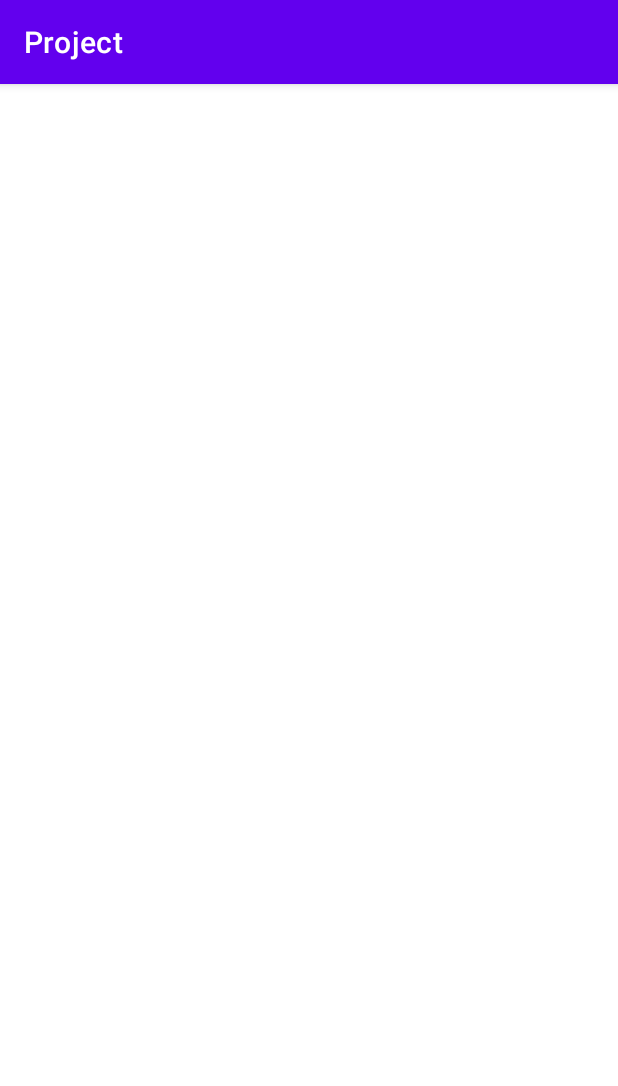
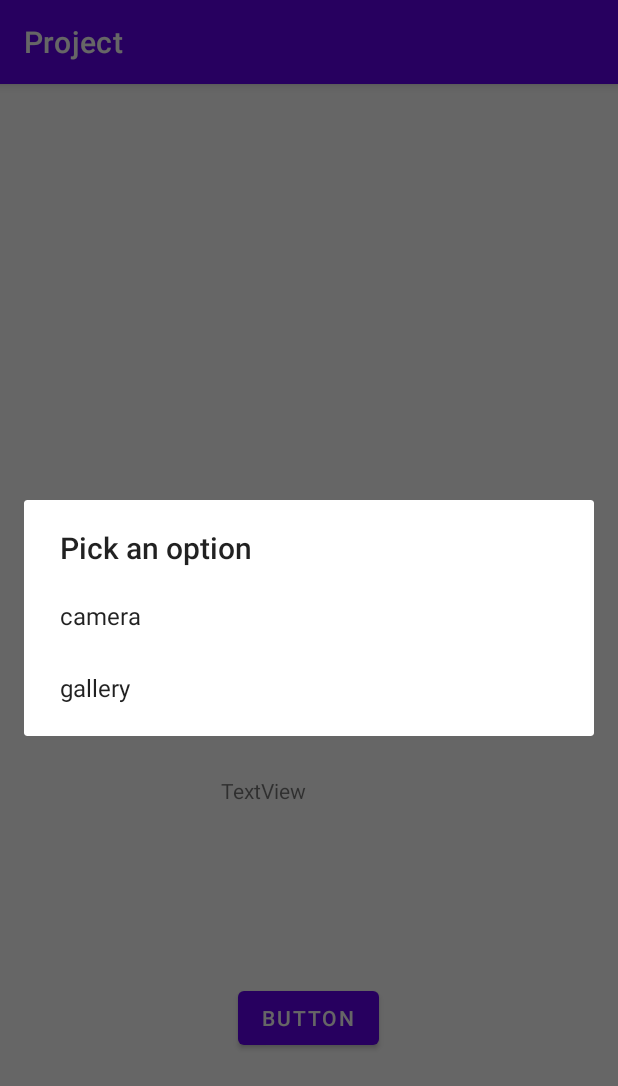
Before and after one commit to RaulMonteroGon/Project-3740, an Android app: the screen it shows after launch (SettingsActivity before the commit, MLKitActivity after it), after a tap on "BUTTON", on a phone screen of 412 x 824 dp. Shown: the top 1086 px of the screen. Run offline under Robolectric (Android 15) with nearby library versions, the phone set to English and light mode, and no system bars; libraries missing offline, so code that uses them is left out: com.google.mlkit.vision; 1 statement that could not run was skipped.

Commit message:
Img with text working

```diff
--- a/app/build.gradle
+++ b/app/build.gradle
@@ -45,4 +45,10 @@ dependencies {
     implementation 'com.google.mlkit:object-detection:16.2.7'
     implementation 'com.google.android.gms:play-services-vision:20.1.1'
 
+
+    implementation 'com.google.mlkit:image-labeling:17.0.5'
+    implementation 'com.google.android.gms:play-services-mlkit-image-labeling:16.0.5'
+    implementation "androidx.activity:activity:1.2.0"
+    implementation "androidx.fragment:fragment:1.3.0"
+
 }
--- /dev/null
+++ b/app/src/main/java/com/example/project/MLKitActivity.kt
@@ -0,0 +1,168 @@
+package com.example.project
+
+import android.content.DialogInterface
+import android.content.Intent
+import android.content.pm.LauncherActivityInfo
+import android.content.pm.PackageManager
+import android.graphics.Bitmap
+import androidx.appcompat.app.AppCompatActivity
+import android.os.Bundle
+import android.provider.MediaStore
+import android.util.Log
+import android.widget.Button
+import android.widget.ImageView
+import android.widget.TextView
+import android.widget.Toast
+import androidx.activity.result.ActivityResult
+import androidx.activity.result.ActivityResultCallback
+import androidx.activity.result.ActivityResultLauncher
+import androidx.activity.result.contract.ActivityResultContract
+import androidx.activity.result.contract.ActivityResultContracts
+import androidx.appcompat.app.AlertDialog
+import androidx.core.app.ActivityCompat
+import androidx.core.content.ContextCompat
+import com.google.mlkit.vision.common.InputImage
+import com.google.mlkit.vision.label.ImageLabeler
+import com.google.mlkit.vision.label.ImageLabeling
+import com.google.mlkit.vision.label.defaults.ImageLabelerOptions
+import java.lang.Exception
+
+class MLKitActivity : AppCompatActivity() {
+
+    lateinit var ivPicture :ImageView
+    lateinit var tvResult : TextView
+    lateinit var btnChoosePicture : Button
+
+    private val CAMERA_PERMISSION_CODE = 123
+    private val READ_STORAGE_PERMISSION_CODE = 113
+    private val WRITE_STORAGE_PERMISSION_CODE = 113
+
+    private val TAG  = "MyTag"
+
+    private lateinit var cameraLauncher: ActivityResultLauncher<Intent>
+    private lateinit var galleryLauncher:ActivityResultLauncher<Intent>
+
+    lateinit var inputImage: InputImage
+
+
+    lateinit var imagelabeler: ImageLabeler
+
+    override fun onCreate(savedInstanceState: Bundle?) {
+        super.onCreate(savedInstanceState)
+        setContentView(R.layout.activity_mlkit)
+
+        ivPicture = findViewById(R.id.final_img)
+        tvResult = findViewById(R.id.tvResult)
+        btnChoosePicture = findViewById(R.id.btn_select)
+
+        imagelabeler = ImageLabeling.getClient(ImageLabelerOptions.DEFAULT_OPTIONS)
+
+        cameraLauncher = registerForActivityResult(
+            ActivityResultContracts.StartActivityForResult(),
+            object : ActivityResultCallback<ActivityResult> {
+                override fun onActivityResult(result: ActivityResult?) {
+                    val data = result?.data
+                    try {
+                        val photo=data?.extras?.get("data") as Bitmap
+                        ivPicture.setImageBitmap(photo)
+                        inputImage = InputImage.fromBitmap(photo,0)
+                        processImage()
+                    }catch (e:Exception){
+
+                    }
+                }
+            }
+        )
+        galleryLauncher = registerForActivityResult(
+            ActivityResultContracts.StartActivityForResult(),
+            object : ActivityResultCallback<ActivityResult> {
+                override fun onActivityResult(result: ActivityResult?) {
+                    val data = result?.data
+                    try {
+                        inputImage = InputImage.fromFilePath(this@MLKitActivity,data?.data)
+                        ivPicture.setImageURI(data?.data)
+                        processImage()
+                    }catch (e:Exception){
+
+                    }
+                }
+            }
+        )
+
+        btnChoosePicture.setOnClickListener{
+            val options = arrayOf("camera","gallery")
+            val builder = AlertDialog.Builder(this@MLKitActivity)
+            builder.setTitle("Pick an option")
+            builder.setItems(options,DialogInterface.OnClickListener{
+                dialog, which->
+                    if(which == 0) {
+                        val cameraIntent = Intent(MediaStore.ACTION_IMAGE_CAPTURE)
+                        cameraLauncher.launch(cameraIntent)
+                    }else{
+                        val storageIntent = Intent()
+                        storageIntent.setType("image/*")
+                        storageIntent.setAction(Intent.ACTION_GET_CONTENT)
+                        galleryLauncher.launch(storageIntent)
+                    }
+            })
+            builder.show()
+        }
+    }
+
+    private fun processImage() {
+        imagelabeler.process(inputImage)
+            .addOnSuccessListener {
+                var result =""
+
+                for(label in it) {
+                    result = result + "\n"+ label.text
+                }
+                tvResult.text = result
+            }.addOnFailureListener {
+                Log.d(TAG,"processImage: ${it.message}")
+            }
+    }/*
+    override fun onResume() {
+        super.onResume()
+        checkPermission(android.Manifest.permission.CAMERA, CAMERA_PERMISSION_CODE)
+    }
+    private fun checkPermission(permission: String, requestcode: Int){
+        if(ContextCompat.checkSelfPermission(
+                this@MLKitActivity,
+                permission
+            )==PackageManager.PERMISSION_DENIED
+        ){
+            ActivityCompat.requestPermissions(this@MLKitActivity, arrayOf(permission),requestcode)
+        }
+    }
+
+    override fun onRequestPermissionsResult(
+        requestCode: Int,
+        permissions: Array<out String>,
+        grantResults: IntArray
+    ) {
+        super.onRequestPermissionsResult(requestCode, permissions, grantResults)
+        if (requestCode == CAMERA_PERMISSION_CODE){
+            if(grantResults.isNotEmpty() && grantResults[0] == PackageManager.PERMISSION_GRANTED){
+                checkPermission(
+                    android.Manifest.permission.READ_EXTERNAL_STORAGE,
+                    READ_STORAGE_PERMISSION_CODE
+                )}else{
+                    Toast.makeText(this@MLKitActivity,"Camera Permission Denied", Toast.LENGTH_SHORT).show()
+                }
+            }else if(requestCode == READ_STORAGE_PERMISSION_CODE){
+                if((grantResults.isNotEmpty()&&grantResults[0] == PackageManager.PERMISSION_GRANTED)) {
+                    checkPermission(
+                        android.Manifest.permission.WRITE_EXTERNAL_STORAGE,
+                        WRITE_STORAGE_PERMISSION_CODE
+                    )
+                }else {
+                    Toast.makeText(this@MLKitActivity,"Storage Permission Denied", Toast.LENGTH_SHORT).show()
+                }
+            }else if(requestCode == WRITE_STORAGE_PERMISSION_CODE) {
+            if(!(grantResults.isNotEmpty()&&grantResults[0] == PackageManager.PERMISSION_GRANTED)) {
+                Toast.makeText(this@MLKitActivity,"Storage Permission Denied", Toast.LENGTH_SHORT).show()
+            }
+        }
+        }*/
+    }
--- /dev/null
+++ b/app/src/main/res/layout/activity_mlkit.xml
@@ -0,0 +1,50 @@
+<?xml version="1.0" encoding="utf-8"?>
+<androidx.constraintlayout.widget.ConstraintLayout xmlns:android="http://schemas.android.com/apk/res/android"
+    xmlns:app="http://schemas.android.com/apk/res-auto"
+    xmlns:tools="http://schemas.android.com/tools"
+    android:layout_width="match_parent"
+    android:layout_height="match_parent"
+    tools:context=".MLKitActivity">
+
+    <Button
+        android:id="@+id/btn_select"
+        android:layout_width="wrap_content"
+        android:layout_height="wrap_content"
+        android:layout_marginStart="158dp"
+        android:layout_marginTop="580dp"
+        android:layout_marginEnd="159dp"
+        android:layout_marginBottom="103dp"
+        android:text="Button"
+        app:layout_constraintBottom_toBottomOf="parent"
+        app:layout_constraintEnd_toEndOf="parent"
+        app:layout_constraintStart_toStartOf="parent"
+        app:layout_constraintTop_toTopOf="parent" />
+
+    <ImageView
+        android:id="@+id/final_img"
+        android:layout_width="176dp"
+        android:layout_height="165dp"
+        android:layout_marginStart="117dp"
+        android:layout_marginTop="101dp"
+        android:layout_marginEnd="118dp"
+        android:layout_marginBottom="465dp"
+        app:layout_constraintBottom_toBottomOf="parent"
+        app:layout_constraintEnd_toEndOf="parent"
+        app:layout_constraintStart_toStartOf="parent"
+        app:layout_constraintTop_toTopOf="parent"
+        tools:srcCompat="@tools:sample/avatars" />
+
+    <TextView
+        android:id="@+id/tvResult"
+        android:layout_width="109dp"
+        android:layout_height="69dp"
+        android:layout_marginStart="147dp"
+        android:layout_marginTop="443dp"
+        android:layout_marginEnd="155dp"
+        android:layout_marginBottom="219dp"
+        android:text="TextView"
+        app:layout_constraintBottom_toBottomOf="parent"
+        app:layout_constraintEnd_toEndOf="parent"
+        app:layout_constraintStart_toStartOf="parent"
+        app:layout_constraintTop_toTopOf="parent" />
+</androidx.constraintlayout.widget.ConstraintLayout>
--- a/build.gradle
+++ b/build.gradle
@@ -7,7 +7,6 @@ buildscript {
     dependencies {
         classpath "com.android.tools.build:gradle:7.0.2"
         classpath "org.jetbrains.kotlin:kotlin-gradle-plugin:1.5.31"
-
         // NOTE: Do not place your application dependencies here; they belong
         // in the individual module build.gradle files
     }
```
Also changed, not shown: app/src/main/AndroidManifest.xml (+14 -8 lines), app/src/main/java/com/example/project/SelectImageActivity.kt (+6 -3 lines).
